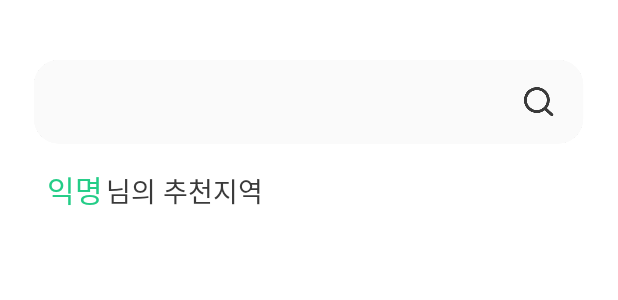
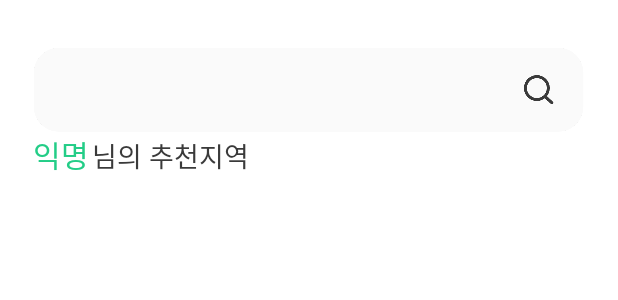
Before and after one commit to rladygks329/Return-to-farming-mate, an Android app: the layout activity_home_main.xml on its own in the app's theme, with its tools: preview values and no code run, on a phone screen of 412 x 824 dp. Shown: the top 300 px of the screen. Run offline under Robolectric (Android 15) with nearby library versions, the phone set to English and light mode, and no system bars.

Commit message:
style: home_main, activity_main
activity main의 프레임 레이아웃 -> wrap content -> 0dp
home_main -> concentraint layout으로 변경

```diff
--- a/app/src/main/res/layout/activity_home_main.xml
+++ b/app/src/main/res/layout/activity_home_main.xml
@@ -1,5 +1,5 @@
 <?xml version="1.0" encoding="utf-8"?>
-<LinearLayout xmlns:android="http://schemas.android.com/apk/res/android"
+<androidx.constraintlayout.widget.ConstraintLayout xmlns:android="http://schemas.android.com/apk/res/android"
     xmlns:app="http://schemas.android.com/apk/res-auto"
     xmlns:tools="http://schemas.android.com/tools"
     android:layout_width="match_parent"
@@ -8,65 +8,67 @@
     tools:context=".FragmentHomeMain">
 
     <EditText
+        android:id="@+id/home_edit"
         android:layout_width="wrap_content"
         android:layout_height="wrap_content"
-        android:layout_marginTop="40dp"
+        android:layout_marginTop="32dp"
+        android:singleLine="true"
         android:layout_gravity="center"
-        android:background="@drawable/search_box"/>
+        android:background="@drawable/search_box"
+        app:layout_constraintEnd_toEndOf="parent"
+        app:layout_constraintStart_toStartOf="parent"
+        app:layout_constraintTop_toTopOf="parent" />
 
     <LinearLayout
-        android:layout_width="wrap_content"
+        android:id="@+id/home_linear"
+        android:layout_width="match_parent"
         android:layout_height="wrap_content"
         android:orientation="horizontal"
-        android:layout_marginTop="15dp">
+        app:layout_constraintStart_toStartOf="parent"
+        app:layout_constraintTop_toBottomOf="@+id/home_edit">
 
         <TextView
             android:id="@+id/txt_name"
             android:layout_width="wrap_content"
             android:layout_height="wrap_content"
+            android:layout_marginLeft="22dp"
+            android:fontFamily="@font/notosanskr_bold"
+            android:lineSpacingExtra="3.6sp"
             android:text="익명"
-            android:layout_marginLeft="31dp"
-            android:fontFamily="@font/notosanskr_bold"
+            android:textColor="#23cd87"
             android:textSize="20dp"
-            android:textColor="#23cd87"
-            android:lineSpacingExtra="3.6sp"
-
-            >
-        </TextView>
+            />
 
         <TextView
             android:layout_width="wrap_content"
             android:layout_height="wrap_content"
-            android:text="님의 추천지역"
             android:layout_marginLeft="2dp"
             android:fontFamily="@font/notosanskr_bold"
-            android:textSize="18dp"
+            android:lineSpacingExtra="3.6sp"
+            android:text="님의 추천지역"
             android:textColor="#3a3a3a"
-            android:lineSpacingExtra="3.6sp"
-            >
-        </TextView>
+            android:textSize="18dp"/>
 
         <TextView
             android:id="@+id/txt_preference"
             android:layout_width="wrap_content"
             android:layout_height="wrap_content"
-            android:text="취향 분석하기"
             android:layout_marginLeft="40dp"
             android:fontFamily="@font/notosanskr_regular"
+            android:text="취향 분석하기"
             android:textSize="14dp"
-            android:visibility="invisible"
-            />
+            android:visibility="invisible" />
     </LinearLayout>
 
     <androidx.recyclerview.widget.RecyclerView
         android:id="@+id/rv_lst"
         android:layout_width="match_parent"
-        android:layout_height="match_parent"
+        android:layout_height="0dp"
+        android:scrollbarFadeDuration="0"
         android:scrollbars="vertical"
-        android:scrollbarFadeDuration="0"
-        >
-    </androidx.recyclerview.widget.RecyclerView>
+        app:layout_constraintBottom_toBottomOf="parent"
+        app:layout_constraintTop_toBottomOf="@+id/home_linear"
+        app:layout_constraintVertical_bias="0.0"
+        tools:layout_editor_absoluteX="-43dp" />
 
-
-
-</LinearLayout>
+</androidx.constraintlayout.widget.ConstraintLayout>
--- a/app/src/main/res/layout/activity_main.xml
+++ b/app/src/main/res/layout/activity_main.xml
@@ -9,7 +9,7 @@
     <FrameLayout
         android:id="@+id/frameLayout"
         android:layout_width="match_parent"
-        android:layout_height="wrap_content"
+        android:layout_height="0dp"
         app:layout_constraintBottom_toTopOf="@+id/bottomNavi"
         app:layout_constraintLeft_toLeftOf="parent"
         app:layout_constraintRight_toRightOf="parent"
```
